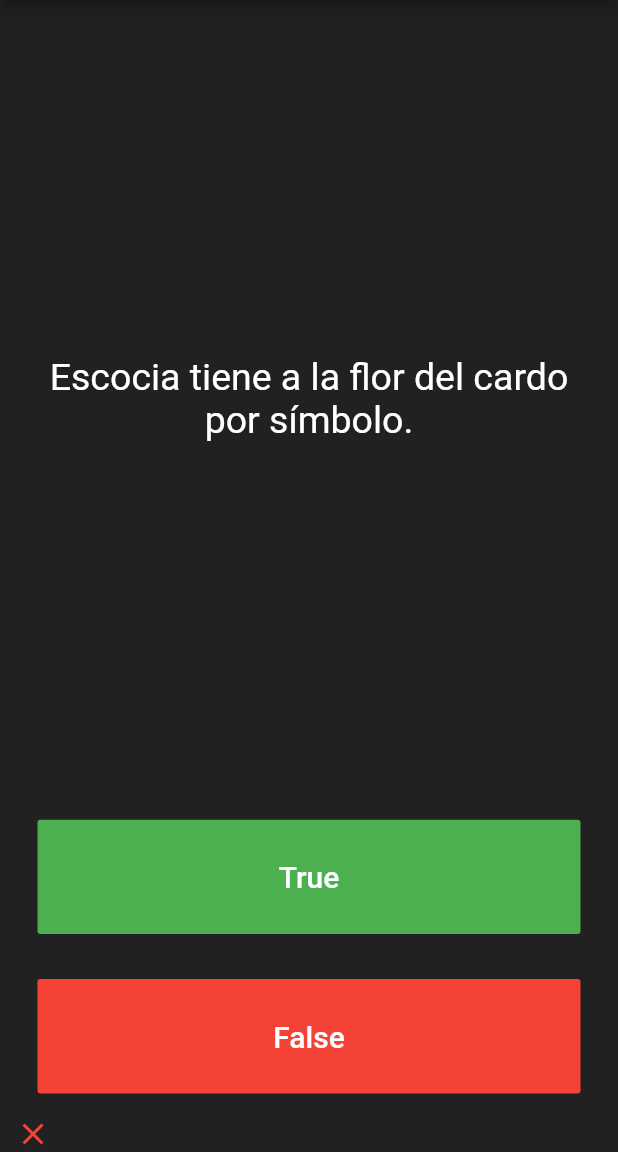
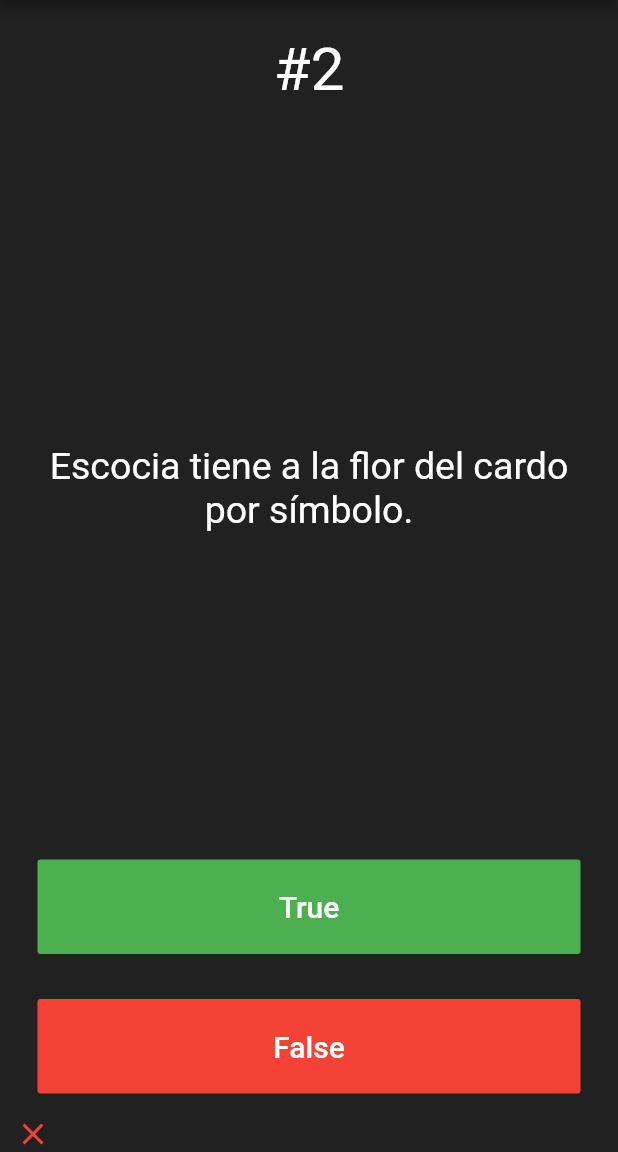
Before and after one commit to alejorom/quizzler_flutter, a Flutter app: the screen it shows after launch, after a tap on "True", on a phone screen of 412 x 824 dp, the part 84-1236 px from its top. Run offline on Flutter 3.47's test engine with Material 2 defaults, Android fonts, the phone set to English and light mode, and no system bars; our stand-ins replace rflutter_alert.

Commit message:
Corregir ocurrencia ultima pregnta y Alerta Final

```diff
--- a/lib/main.dart
+++ b/lib/main.dart
@@ -43,12 +43,26 @@ class _QuizPageState extends State<QuizPage> {
   void checkAnswer(bool userPickedAnswer) {
     bool correctAnswer = quizBrain.getQuestionAnswer();
     setState(() {
+      // Validar respuesta del usuario.
+      if (correctAnswer == userPickedAnswer) {
+        quizBrain.setQuestionCorrect();
+        scoreKeeper.add(
+          const Icon(
+            Icons.check,
+            color: Colors.green,
+          ),
+        );
+      } else {
+        quizBrain.setQuestionWrong();
+        scoreKeeper.add(
+          const Icon(
+            Icons.close,
+            color: Colors.red,
+          ),
+        );
+      }
 
-
-
-
-
-
+      // Validar fin de las preguntas
       if (quizBrain.isFinished() == true) {
         Alert(
           context: context,
@@ -77,23 +91,6 @@ class _QuizPageState extends State<QuizPage> {
         quizBrain.reset();
         scoreKeeper = [];
       } else {
-        if (correctAnswer == userPickedAnswer) {
-          quizBrain.setQuestionCorrect();
-          scoreKeeper.add(
-            const Icon(
-              Icons.check,
-              color: Colors.green,
-            ),
-          );
-        } else {
-          quizBrain.setQuestionWrong();
-          scoreKeeper.add(
-            const Icon(
-              Icons.close,
-              color: Colors.red,
-            ),
-          );
-        }
         quizBrain.nextQuestion();
       }
     });
@@ -101,11 +98,25 @@ class _QuizPageState extends State<QuizPage> {
 
   @override
   Widget build(BuildContext context) {
-
     return Column(
       mainAxisAlignment: MainAxisAlignment.spaceBetween,
       crossAxisAlignment: CrossAxisAlignment.stretch,
       children: <Widget>[
+        Expanded(
+          child: Padding(
+            padding: const EdgeInsets.all(10.0),
+            child: Center(
+              child: Text(
+                "#" + quizBrain.getQuestionCounter().toString(),
+                textAlign: TextAlign.center,
+                style: const TextStyle(
+                  fontSize: 40.0,
+                  color: Colors.white,
+                ),
+              ),
+            ),
+          ),
+        ),
         Expanded(
           flex: 5,
           child: Padding(
--- a/lib/quiz_brain.dart
+++ b/lib/quiz_brain.dart
@@ -54,8 +54,8 @@ class QuizBrain {
         questionAnswer: true),
     Question(
         questionText:
-            'The loudest sound produced by any animal is 188 decibels. That animal is the African Elephant.',
-        questionAnswer: false),
+            'Emus can’t fly.',
+        questionAnswer: true),
     Question(
         questionText:
             'The total surface area of two human lungs is approximately 70 square metres.',
@@ -188,6 +188,10 @@ class QuizBrain {
     return _questionWrong;
   }
 
+  int getQuestionCounter(){
+    return _questionCounter + 1;
+  }
+
   void reset() {
     _questionCounter = 0;
     _questionCorrect = 0;
```
